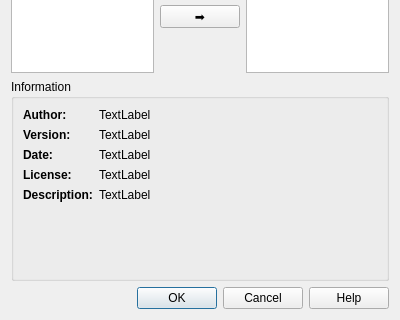
0xFEEDC0DE64/QtGameMaker, file dialogs/extensionpackagesdialog.ui: the form before one commit; both pictures show x 0 to 400 and y 141 to 461 of the 400 by 461 pixel window.
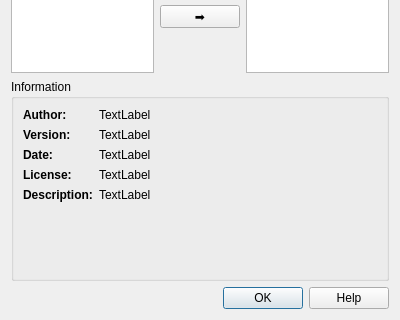
The form after the commit.

Commit message: Fixed rename errors in dialogs, implemented lots more

The edit to the form file:
```diff
--- a/dialogs/extensionpackagesdialog.ui
+++ b/dialogs/extensionpackagesdialog.ui
@@ -168,7 +168,7 @@
    <item>
     <widget class="QDialogButtonBox" name="buttonBox">
      <property name="standardButtons">
-      <set>QDialogButtonBox::Cancel|QDialogButtonBox::Help|QDialogButtonBox::Ok</set>
+      <set>QDialogButtonBox::Help|QDialogButtonBox::Ok</set>
      </property>
     </widget>
    </item>
```
The commit also changes 25 other files.
